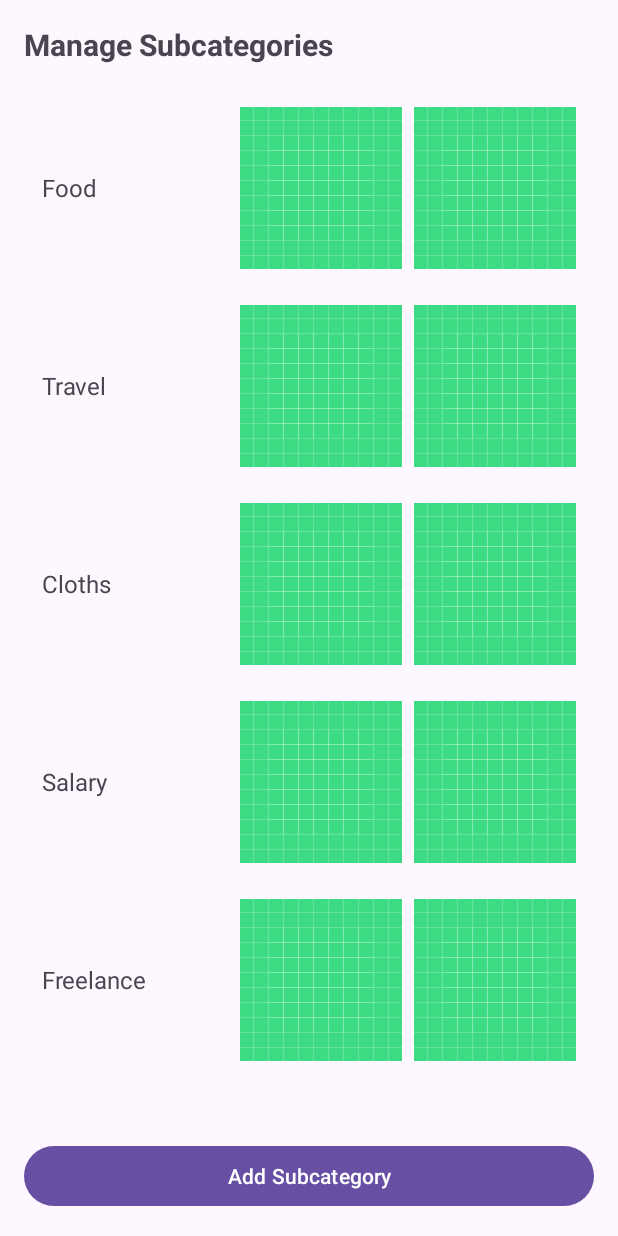
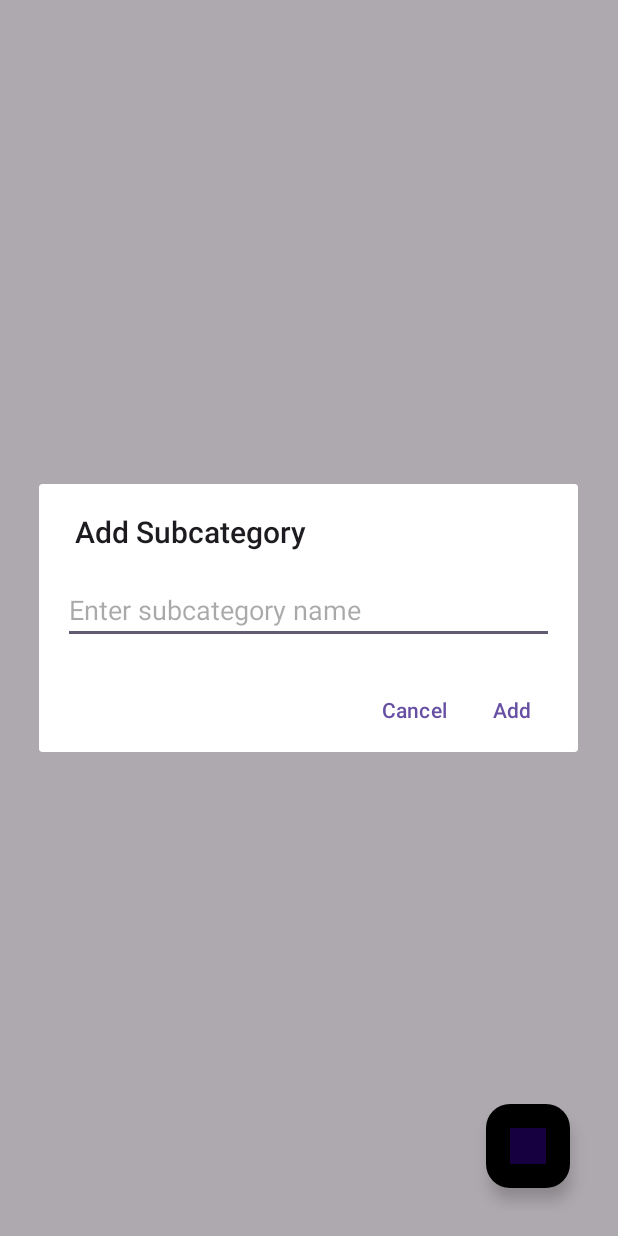
Before and after one commit to Yashwantoo7/income_expense_tracker, an Android app: the SubcategoryActivity screen opened directly, with no data from a screen before it, after a tap on "Add Subcategory", on a phone screen of 412 x 824 dp. Run offline under Robolectric (Android 15) with nearby library versions, the phone set to English and light mode, and no system bars.

Commit message:
Integrating SubcategoryActivity in AddEditTransactionActivity

```diff
--- a/app/src/main/AndroidManifest.xml
+++ b/app/src/main/AndroidManifest.xml
@@ -19,10 +19,10 @@
             android:name=".ui.subcategory.SubcategoryActivity"
             android:exported="false" />
         <activity
-            android:name=".ui.home.HomeActivity"
+            android:name=".ui.addedit.AddEditTransactionActivity"
             android:exported="false" />
         <activity
-            android:name=".MainActivity"
+            android:name=".ui.home.HomeActivity"
             android:exported="true">
             <intent-filter>
                 <action android:name="android.intent.action.MAIN" />
--- a/app/src/main/java/com/example/incomeexpensetracker/ui/subcategory/SubcategoryActivity.kt
+++ b/app/src/main/java/com/example/incomeexpensetracker/ui/subcategory/SubcategoryActivity.kt
@@ -1,39 +1,69 @@
 package com.example.incomeexpensetracker.ui.subcategory
 
 import android.os.Bundle
+import androidx.appcompat.app.AlertDialog
 import androidx.appcompat.app.AppCompatActivity
 import androidx.recyclerview.widget.LinearLayoutManager
 import com.example.incomeexpensetracker.databinding.ActivitySubcategoryBinding
+import com.example.incomeexpensetracker.databinding.DialogAddSubcategoryBinding
 import com.example.incomeexpensetracker.ui.subcategory.adapter.SubcategoryAdapter
 
 class SubcategoryActivity : AppCompatActivity() {
 
     private lateinit var binding: ActivitySubcategoryBinding
     private lateinit var adapter: SubcategoryAdapter
-    private val subcategories = mutableListOf<String>() // Fetch from database
+    private val subcategories = mutableListOf<String>() // Holds the list of subcategories
 
     override fun onCreate(savedInstanceState: Bundle?) {
         super.onCreate(savedInstanceState)
+
+        // Initialize ViewBinding for activity_subcategory.xml
         binding = ActivitySubcategoryBinding.inflate(layoutInflater)
         setContentView(binding.root)
 
-        adapter = SubcategoryAdapter(subcategories)
+        // Set up RecyclerView with LinearLayoutManager
+        adapter = SubcategoryAdapter(subcategories) { subcategory ->
+            deleteSubcategory(subcategory)
+        }
         binding.rvSubcategories.layoutManager = LinearLayoutManager(this)
         binding.rvSubcategories.adapter = adapter
 
-        // Load subcategories from database
-        loadSubcategories()
-
-        binding.btnAddSubcategory.setOnClickListener {
-            // Show dialog to add subcategory
-            // On positive action, add to database and update list
+        // Floating action button to add a new subcategory
+        binding.fabAddSubcategory.setOnClickListener {
+            showAddSubcategoryDialog()
         }
     }
 
-    private fun loadSubcategories() {
-        // TODO: Fetch subcategories from Room database and update 'subcategories' list
-        // For demonstration, adding dummy data
-        subcategories.addAll(listOf("Food", "Travel", "Cloths", "Salary", "Freelance"))
+    // Function to show the dialog for adding a new subcategory
+    private fun showAddSubcategoryDialog() {
+        // Initialize ViewBinding for dialog_add_subcategory.xml
+        val dialogBinding = DialogAddSubcategoryBinding.inflate(layoutInflater)
+
+        // Create AlertDialog for input
+        val dialog = AlertDialog.Builder(this)
+            .setTitle("Add Subcategory")
+            .setView(dialogBinding.root)
+            .setPositiveButton("Add") { _, _ ->
+                val subcategoryName = dialogBinding.etSubcategoryName.text.toString()
+                if (subcategoryName.isNotEmpty()) {
+                    addSubcategory(subcategoryName)
+                }
+            }
+            .setNegativeButton("Cancel", null)
+            .create()
+
+        dialog.show()
+    }
+
+    // Function to add a subcategory
+    private fun addSubcategory(subcategory: String) {
+        subcategories.add(subcategory)
+        adapter.notifyDataSetChanged()
+    }
+
+    // Function to delete a subcategory
+    private fun deleteSubcategory(subcategory: String) {
+        subcategories.remove(subcategory)
         adapter.notifyDataSetChanged()
     }
 }
--- a/app/src/main/java/com/example/incomeexpensetracker/ui/subcategory/adapter/SubcategoryAdapter.kt
+++ b/app/src/main/java/com/example/incomeexpensetracker/ui/subcategory/adapter/SubcategoryAdapter.kt
@@ -1,35 +1,33 @@
 package com.example.incomeexpensetracker.ui.subcategory.adapter
-
 
 import android.view.LayoutInflater
 import android.view.ViewGroup
 import androidx.recyclerview.widget.RecyclerView
 import com.example.incomeexpensetracker.databinding.ItemSubcategoryBinding
 
-class SubcategoryAdapter(private val subcategories: List<String>) :
-    RecyclerView.Adapter<SubcategoryAdapter.SubcategoryViewHolder>() {
+class SubcategoryAdapter(
+    private val subcategories: List<String>,
+    private val onDeleteClick: (String) -> Unit // Lambda function to handle delete clicks
+) : RecyclerView.Adapter<SubcategoryAdapter.SubCategoryViewHolder>() {
 
-    override fun onCreateViewHolder(parent: ViewGroup, viewType: Int): SubcategoryViewHolder {
-        val binding = ItemSubcategoryBinding.inflate(
-            LayoutInflater.from(parent.context),
-            parent,
-            false
-        )
-        return SubcategoryViewHolder(binding)
+    inner class SubCategoryViewHolder(val binding: ItemSubcategoryBinding) : RecyclerView.ViewHolder(binding.root)
+
+    override fun onCreateViewHolder(parent: ViewGroup, viewType: Int): SubCategoryViewHolder {
+        val binding = ItemSubcategoryBinding.inflate(LayoutInflater.from(parent.context), parent, false)
+        return SubCategoryViewHolder(binding)
     }
 
-    override fun onBindViewHolder(holder: SubcategoryViewHolder, position: Int) {
-        holder.bind(subcategories[position])
+    override fun onBindViewHolder(holder: SubCategoryViewHolder, position: Int) {
+        val subcategory = subcategories[position]
+        holder.binding.tvSubcategoryName.text = subcategory
+
+        // Set delete button click listener
+        holder.binding.btnDeleteSubcategory.setOnClickListener {
+            onDeleteClick(subcategory)
+        }
     }
 
-    override fun getItemCount(): Int = subcategories.size
-
-    inner class SubcategoryViewHolder(private val binding: ItemSubcategoryBinding) :
-        RecyclerView.ViewHolder(binding.root) {
-
-        fun bind(subcategory: String) {
-            binding.tvSubcategoryName.text = subcategory
-            // Handle edit/delete actions if needed
-        }
+    override fun getItemCount(): Int {
+        return subcategories.size
     }
 }
--- a/app/src/main/res/layout/activity_add_edit_transaction.xml
+++ b/app/src/main/res/layout/activity_add_edit_transaction.xml
@@ -68,5 +68,11 @@
             android:layout_width="match_parent"
             android:layout_height="wrap_content"
             android:text="Save"/>
+
+        <Button
+            android:id="@+id/btnManageSubcategories"
+            android:layout_width="wrap_content"
+            android:layout_height="wrap_content"
+            android:text="Manage Subcategories" />
     </LinearLayout>
 </ScrollView>
--- a/app/src/main/res/layout/activity_home.xml
+++ b/app/src/main/res/layout/activity_home.xml
@@ -16,7 +16,7 @@
         android:text="Income Expense Tracker"
         android:textSize="24sp"
         android:textStyle="bold"
-        android:marginBottom="32dp"/>
+        android:layout_marginBottom="32dp"/>
 
     <Button
         android:id="@+id/btnIncome"
--- a/app/src/main/res/layout/activity_subcategory.xml
+++ b/app/src/main/res/layout/activity_subcategory.xml
@@ -1,30 +1,30 @@
 <?xml version="1.0" encoding="utf-8"?>
 <LinearLayout xmlns:android="http://schemas.android.com/apk/res/android"
-    android:id="@+id/subcategoryLayout"
+    xmlns:tools="http://schemas.android.com/tools"
     android:layout_width="match_parent"
     android:layout_height="match_parent"
     android:orientation="vertical"
-    android:padding="16dp">
+    android:padding="16dp"
+    tools:context=".ui.subcategory.SubcategoryActivity">
 
-    <TextView
-        android:id="@+id/tvSubcategoryTitle"
-        android:layout_width="wrap_content"
-        android:layout_height="wrap_content"
-        android:text="Manage Subcategories"
-        android:textSize="20sp"
-        android:textStyle="bold"
-        android:layout_marginBottom="16dp"/>
-
+    <!-- RecyclerView to display the list of subcategories -->
     <androidx.recyclerview.widget.RecyclerView
         android:id="@+id/rvSubcategories"
         android:layout_width="match_parent"
         android:layout_height="0dp"
         android:layout_weight="1"
-        android:layout_marginBottom="16dp"/>
+        tools:listitem="@layout/item_subcategory" />
 
-    <Button
-        android:id="@+id/btnAddSubcategory"
-        android:layout_width="match_parent"
+    <!-- FloatingActionButton to add a new subcategory -->
+    <com.google.android.material.floatingactionbutton.FloatingActionButton
+        android:id="@+id/fabAddSubcategory"
+        android:layout_width="wrap_content"
         android:layout_height="wrap_content"
-        android:text="Add Subcategory"/>
+        android:layout_gravity="end"
+        android:contentDescription="Add Subcategory"
+        android:src="@drawable/ic_launcher_background"
+        android:tint="@android:color/white"
+        android:layout_margin="16dp"
+        android:backgroundTint="@color/material_dynamic_primary0" />
+
 </LinearLayout>
--- /dev/null
+++ b/app/src/main/res/layout/dialog_add_subcategory.xml
@@ -0,0 +1,16 @@
+<?xml version="1.0" encoding="utf-8"?>
+<LinearLayout xmlns:android="http://schemas.android.com/apk/res/android"
+    android:layout_width="wrap_content"
+    android:layout_height="wrap_content"
+    android:orientation="vertical"
+    android:padding="16dp">
+
+    <!-- Input for subcategory name -->
+    <EditText
+        android:id="@+id/etSubcategoryName"
+        android:layout_width="match_parent"
+        android:layout_height="wrap_content"
+        android:hint="Enter subcategory name"
+        android:inputType="text" />
+
+</LinearLayout>
--- a/app/src/main/res/layout/item_subcategory.xml
+++ b/app/src/main/res/layout/item_subcategory.xml
@@ -1,34 +1,28 @@
 <?xml version="1.0" encoding="utf-8"?>
 <LinearLayout xmlns:android="http://schemas.android.com/apk/res/android"
-    android:id="@+id/itemSubcategoryLayout"
+    xmlns:app="http://schemas.android.com/apk/res-auto"
     android:layout_width="match_parent"
     android:layout_height="wrap_content"
     android:orientation="horizontal"
-    android:padding="12dp"
-    android:gravity="center_vertical">
+    android:padding="16dp">
 
+    <!-- Subcategory name text -->
     <TextView
         android:id="@+id/tvSubcategoryName"
         android:layout_width="0dp"
         android:layout_height="wrap_content"
-        android:text="Subcategory Name"
+        android:layout_weight="1"
+        android:text="Subcategory"
         android:textSize="16sp"
-        android:layout_weight="1"/>
+        android:textColor="@android:color/black" />
 
-    <ImageButton
-        android:id="@+id/btnEditSubcategory"
-        android:layout_width="wrap_content"
-        android:layout_height="wrap_content"
-        android:src="@drawable/ic_launcher_background"
-        android:contentDescription="Edit"
-        android:background="?attr/selectableItemBackgroundBorderless"
-        android:layout_marginEnd="8dp"/>
-
+    <!-- Delete button for each subcategory -->
     <ImageButton
         android:id="@+id/btnDeleteSubcategory"
         android:layout_width="wrap_content"
         android:layout_height="wrap_content"
+        android:contentDescription="Delete"
         android:src="@drawable/ic_launcher_background"
-        android:contentDescription="Delete"
-        android:background="?attr/selectableItemBackgroundBorderless"/>
+        app:tint="@color/cardview_dark_background" />
+
 </LinearLayout>
--- a/build.gradle.kts
+++ b/build.gradle.kts
@@ -1,6 +1,6 @@
 // Top-level build file where you can add configuration options common to all sub-projects/modules.
 plugins {
     alias(libs.plugins.androidApplication) apply false
+    alias(libs.plugins.jetbrainsKotlinAndroid) apply false
     id("com.google.devtools.ksp") version "1.9.0-1.0.13" apply false
-    alias(libs.plugins.jetbrainsKotlinAndroid) apply false  // Add KSP plugin
 }
```
Also changed, not shown: app/build.gradle.kts (+5 -2 lines), app/src/main/java/com/example/incomeexpensetracker/ui/addedit/AddEditTransactionActivity.kt (+11 -2 lines).
